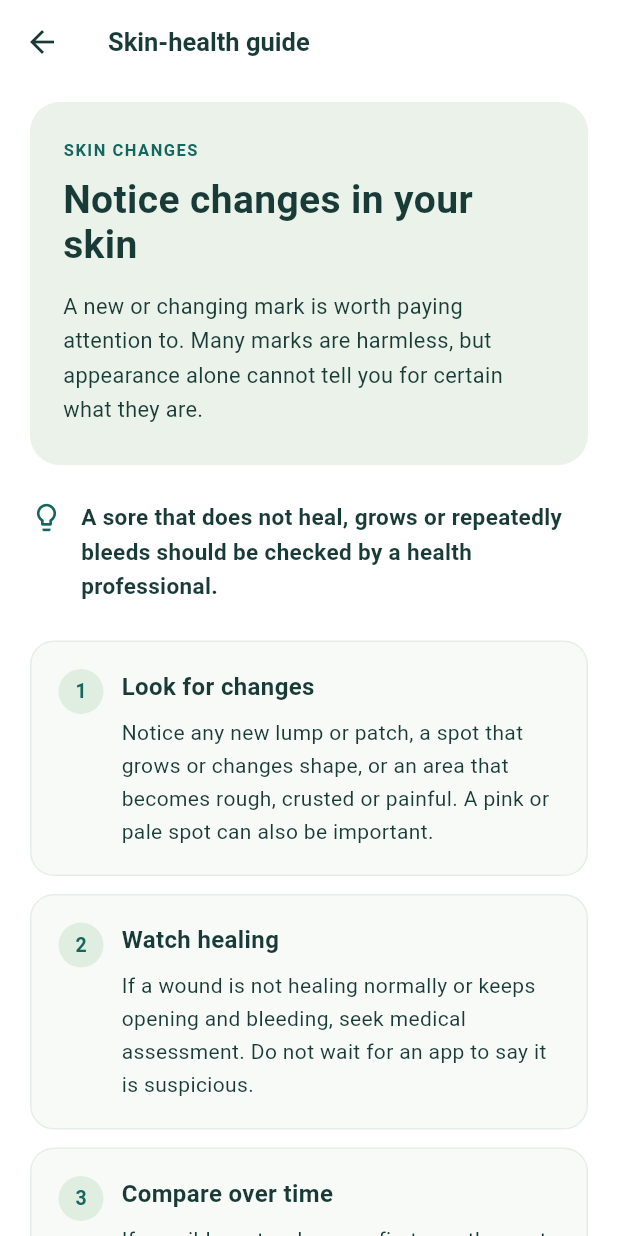
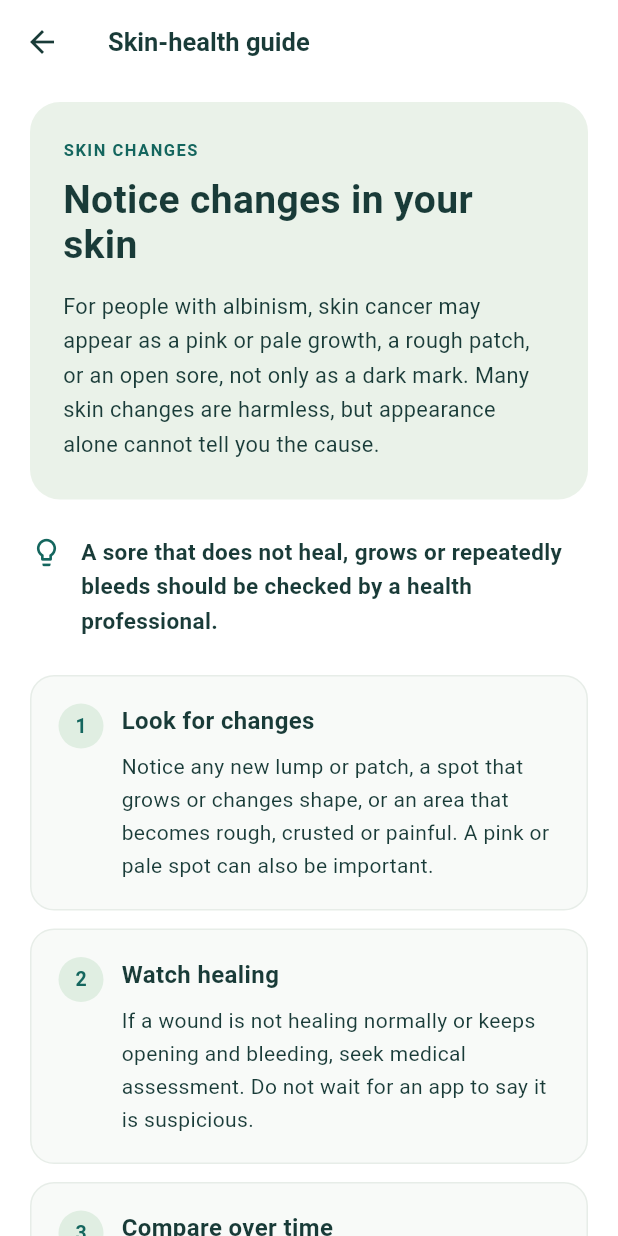
Before and after one commit to Sharif2138/SkinX, a Flutter app: the SignUpScreen screen opened directly, after a tap on "Continue offline without an account", after a tap on "Notice changes in your skin", on a phone screen of 412 x 824 dp. Run offline on Flutter 3.47's test engine with Material 3 defaults, Android fonts, the phone set to English and light mode, and no system bars; our stand-ins replace connectivity_plus, flutter_svg, image_picker, sqflite, supabase_flutter; missing offline and left inert: tflite_flutter; accounts and stored records are empty; network calls fail.

Commit message:
translated the left out english wording to kinywarwanda

```diff
--- a/mobile/lib/data/offline_guides.dart
+++ b/mobile/lib/data/offline_guides.dart
@@ -33,7 +33,7 @@ const offlineGuides = <OfflineGuide>[
     id: 'sun_protection',
     category: 'Everyday protection',
     title: 'Protect your skin every day',
-    introduction: 'Sun protection is important for everyone. It matters even more for people with albinism because their skin has less melanin to help protect it from ultraviolet (UV) light.',
+    introduction: 'People with albinism have less melanin to protect their skin from ultraviolet (UV) light, which increases the risk of sun damage and skin cancer. This guide focuses on everyday protection in Rwanda and other sunny places.',
     keyPoint: 'Use shade, protective clothing and sunscreen together. None of them works perfectly on its own.',
     sections: [
       GuideSection('Plan your time outdoors', 'Try to stay in the shade when sunlight is strongest, especially around midday. If you work or travel outdoors, plan breaks in shaded places whenever possible.'),
@@ -48,7 +48,7 @@ const offlineGuides = <OfflineGuide>[
     id: 'skin_changes',
     category: 'Skin changes',
     title: 'Notice changes in your skin',
-    introduction: 'A new or changing mark is worth paying attention to. Many marks are harmless, but appearance alone cannot tell you for certain what they are.',
+    introduction: 'For people with albinism, skin cancer may appear as a pink or pale growth, a rough patch, or an open sore, not only as a dark mark. Many skin changes are harmless, but appearance alone cannot tell you the cause.',
     keyPoint: 'A sore that does not heal, grows or repeatedly bleeds should be checked by a health professional.',
     sections: [
       GuideSection('Look for changes', 'Notice any new lump or patch, a spot that grows or changes shape, or an area that becomes rough, crusted or painful. A pink or pale spot can also be important.'),
@@ -63,7 +63,7 @@ const offlineGuides = <OfflineGuide>[
     id: 'seek_care',
     category: 'Care and support',
     title: 'When to seek medical care',
-    introduction: 'SkinX can support early awareness, but it cannot diagnose or rule out skin cancer. A qualified health professional is needed to examine a concerning change.',
+    introduction: 'Early assessment is particularly important for a person with albinism who notices a growing, bleeding or non-healing area. SkinX is designed to support referral awareness, not to diagnose or rule out skin cancer.',
     keyPoint: 'Seek assessment promptly for persistent, growing, bleeding or changing skin lesions, regardless of the app result.',
     sections: [
       GuideSection('Do not ignore warning signs', 'Ask for a medical review if a spot is growing, keeps bleeding, becomes crusty, or a sore does not heal. Sudden severe bleeding, rapidly worsening symptoms or signs of infection may need urgent care.'),
@@ -93,7 +93,7 @@ const offlineGuides = <OfflineGuide>[
     id: 'lesion_types',
     category: 'Understanding skin cancer',
     title: 'Understand common skin lesions',
-    introduction: 'Different skin conditions can look alike. Learning the names can help you follow a conversation with a clinician, but only an assessment can identify the cause of a spot.',
+    introduction: 'People with albinism are especially vulnerable to long-term sun damage and non-melanoma skin cancers such as SCC and BCC. Different conditions can still look alike. Knowing the names helps, but only a clinical assessment can identify the cause.',
     keyPoint: 'A mark does not have to be dark to be important. Skin cancers in people with albinism may appear pink, pale or red.',
     sections: [
       GuideSection('Actinic keratosis (AK)', 'AK is a rough, sun-damaged patch that is considered precancerous. Some AKs can develop into squamous cell carcinoma. A clinician should assess suspicious patches.'),
--- a/mobile/lib/data/offline_guides_rw.dart
+++ b/mobile/lib/data/offline_guides_rw.dart
@@ -5,7 +5,7 @@ const offlineGuidesRw = <OfflineGuide>[
     id: 'sun_protection',
     category: 'Kwirinda izuba',
     title: 'Rinda uruhu rwawe buri munsi',
-    introduction: 'Kurinda uruhu izuba ni ingenzi kuri bose, cyane cyane ku bantu bafite albinisme kuko uruhu rwabo rufite melanin nke.',
+    introduction: 'Abantu bafite albinisme bafite melanin nke mu ruhu. Ibi bituma izuba ribangiriza uruhu byoroshye kandi bikongera ibyago bya kanseri y’uruhu. Ni ngombwa kwirinda imirasire y’izuba buri munsi.',
     keyPoint: 'Koresha igicucu, imyambaro ikingira uruhu n’amavuta arinda izuba. Bikoreshereze hamwe.',
     sections: [
       GuideSection('Irinde izuba rikaze', 'Shaka igicucu cyane cyane mu masaha y’amanywa izuba rikaze. Mu gihe ukorera hanze, jya ufata akaruhuko ahantu hari igicucu.'),
@@ -20,10 +20,10 @@ const offlineGuidesRw = <OfflineGuide>[
     id: 'skin_changes',
     category: 'Impinduka ku ruhu',
     title: 'Menya impinduka ku ruhu rwawe',
-    introduction: 'Ikimenyetso gishya cyangwa gihinduka ku ruhu gikwiye kwitabwaho. Hari ibitari ikibazo, ariko kureba gusa ntibihagije kugira ngo umenye icyo ari cyo.',
+    introduction: 'Ku bantu bafite albinisme, kanseri y’uruhu ishobora kugaragara nk’ikibyimba cyeruruka, agace gatukura, cyangwa igisebe kidakira. Kureba gusa ntibihagije kugira ngo umenye icyo impinduka isobanura.',
     keyPoint: 'Igisebe kidakira, ikibyimba gikura cyangwa ahantu hakunze kuva amaraso bigomba gusuzumwa n’umukozi w’ubuzima.',
     sections: [
-      GuideSection('Reba ibihinduka', 'Itondere ikibyimba gishya, ibara cyangwa imiterere bihinduka, ahantu hakomeye, hababaza cyangwa havaho udusebe. N’akabyimba k’umuhondo cyangwa k’umutuku gashobora kuba ingenzi.'),
+      GuideSection('Reba ibihinduka', 'Itondere ikibyimba gishya, agace k’uruhu gahinduka, ahantu hababaza cyangwa havaho udusebe. N’akabyimba keruruka cyangwa gatukura kagomba kwitabwaho.'),
       GuideSection('Itondere ibisebe bidakira', 'Niba igisebe kidakira cyangwa gisubira kuvaho amaraso, gisha inama umukozi w’ubuzima. Ntutegereze igisubizo cya porogaramu.'),
       GuideSection('Kurikirana igihe', 'Andika igihe waboneye impinduka n’uko yagiye ihinduka. Ifoto ifite itariki ishobora gufasha muganga, ariko ntisimbura isuzuma.'),
       GuideSection('Shaka ubufasha', 'Niba impinduka ikugahangayikishije, jya ku kigo nderabuzima, nubwo SkinX yaba yavuze ko bidakekwaho cyane.'),
@@ -69,7 +69,7 @@ const offlineGuidesRw = <OfflineGuide>[
     sections: [
       GuideSection('Actinic keratosis (AK)', 'Ni agace k’uruhu kangijwe n’izuba, gashobora kuzavamo kanseri yitwa SCC. Umukozi w’ubuzima agomba kugasuzuma.'),
       GuideSection('Squamous cell carcinoma (SCC)', 'Ni ubwoko bwa kanseri y’uruhu. Ishobora kugaragara nk’ikibyimba gikura cyangwa igisebe kidakira.'),
-      GuideSection('Basal cell carcinoma (BCC)', 'Ni ubundi bwoko bwa kanseri y’uruhu. Ishobora kugaragara nk’agahinda k’uruhu, akabyimba cyangwa igisebe kiva amaraso.'),
+      GuideSection('Basal cell carcinoma (BCC)', 'Ni ubundi bwoko bwa kanseri y’uruhu. Ishobora kugaragara nk’akabyimba keruruka, agace gatukura, cyangwa igisebe gikunda kuva amaraso.'),
       GuideSection('Melanoma n’ibindi bibara', 'Hari ibibara bitari kanseri, ariko melanoma ni kanseri ikomeye. Ntibishoboka kubitandukanya neza hakoreshejwe ifoto gusa.'),
     ],
     sourceName: 'National Cancer Institute · Skin cancer treatment',
@@ -84,7 +84,7 @@ const offlineGuidesRw = <OfflineGuide>[
     sections: [
       GuideSection('Mbere yo gufata ifoto', 'Fata ifoto isobanutse y’uruhu rwahindutse, ukoreshe urumuri rwiza kandi wirinde gushungura ifoto.'),
       GuideSection('Birakekwaho ikibazo', 'AI yabonye ibimenyetso bishobora gukenera kwitabwaho. Si gihamya ya kanseri. Gisha inama umukozi w’ubuzima.'),
-      GuideSection('Ntibikekwahho cyane', 'AI ntiyabonye ibimenyetso bihagije ku gipimo ikoresha. Ishobora kwibeshya, ni yo mpamvu impinduka zikomeye zigomba gusuzumwa n’umukozi w’ubuzima.'),
+      GuideSection('Ntibikekwa cyane', 'AI ntiyabonye ibimenyetso bihagije ku gipimo ikoresha. Ishobora kwibeshya, ni yo mpamvu impinduka zikomeye zigomba gusuzumwa n’umukozi w’ubuzima.'),
       GuideSection('Ntibishoboka gutanga igisubizo', 'Porogaramu ntiyashoboye gutunganya ifoto. Gerageza indi foto isobanutse. Ibi ntibivuga ko uruhu rudafite ikibazo.'),
     ],
     sourceName: 'SkinX · Screening model information',
--- a/mobile/lib/services/app_language.dart
+++ b/mobile/lib/services/app_language.dart
@@ -61,10 +61,57 @@ class AppLanguage extends ChangeNotifier {
         ]),
       ),
     );
-    if (chosen != null) await instance.setLanguage(chosen);
+    if (chosen != null) {
+      instance.setLanguage(chosen);
+    }
   }
 
   static const Map<String, String> _kinyarwanda = {
+    'Can SkinX diagnose skin cancer?': 'SkinX ishobora kwemeza kanseri y’uruhu?',
+    'What should I do if a sore does not heal?': 'Nakora iki niba igisebe kidakira?',
+    'How can a person with albinism protect their skin?': 'Umuntu ufite albinisme yarinda ate uruhu rwe?',
+    'What are signs of skin cancer in people with albinism?': 'Ni ibihe bimenyetso bya kanseri y’uruhu ku bantu bafite albinisme?',
+    'Could not open YouTube.': 'Ntibyashobotse gufungura YouTube.',
+    'Internet is required to watch these videos.': 'Bisaba interineti kugira ngo urebe aya mashusho.',
+    'Preventing skin cancer in people with albinism': 'Kwirinda kanseri y’uruhu ku bantu bafite albinisme',
+    'Understanding albinism: skin cancer prevention tips': 'Albinisme: inama zo kwirinda kanseri y’uruhu',
+    'By Newzroom Afrika': 'Byateguwe na Newzroom Afrika',
+    'By Aga Khan University Hospital, Nairobi': 'Byateguwe n’Ibitaro bya Kaminuza ya Aga Khan i Nairobi',
+    'Watch video': 'Reba amashusho',
+    'Videos open in YouTube.': 'Amashusho afungukira kuri YouTube.',
+    'Medical education videos': 'Amashusho yigisha ku buzima',
+    'Videos about skin cancer and albinism': 'Amashusho kuri kanseri y’uruhu na albinisme',
+    'Watch on YouTube': 'Reba kuri YouTube',
+    'Skin cancer prevention in albinism': 'Kwirinda kanseri y’uruhu ku bantu bafite albinisme',
+    'This answer is for education, not a diagnosis.': 'Iki gisubizo ni icyo kwigisha, si isuzuma rya muganga.',
+    'The online assistant is unavailable right now.': 'Ubufasha bwo kuri interineti ntibuboneka ubu.',
+    'Could not reach online chat. Here is the offline answer.': 'Ikiganiro cyo kuri interineti nticyabonetse. Dore igisubizo cyo mu bubiko.',
+    'Explore common questions': 'Reba ibibazo bikunze kubazwa',
+    'Ask about skin care for people with albinism.': 'Baza ku kwita ku ruhu rw’abantu bafite albinisme.',
+    'Ask about albinism, skin changes, protection and care.': 'Baza ibibazo kuri albinisme, impinduka z’uruhu, kwirinda izuba no kwivuza.',
+    'Skin cancer prevention for people with albinism.': 'Uko abantu bafite albinisme bakwirinda kanseri y’uruhu.',
+    'Notice changes in your skin': 'Menya impinduka ku ruhu rwawe',
+    'What to look for • 3 min read': 'Ibyo kwitondera • iminota 3',
+    'SKIN CHANGES': 'IMPINDUKA KU RUHU',
+    'When to seek care': 'Igihe cyo kugana kwa muganga',
+    'Getting support • 3 min read': 'Gushaka ubufasha • iminota 3',
+    'CARE & SUPPORT': 'UBUVUZI N’UBUFASHA',
+    'Show password': 'Erekana ijambo ry’ibanga',
+    'Hide password': 'Hisha ijambo ry’ibanga',
+    'Online chat could not respond (HTTP 422).': 'Ikiganiro cyo kuri interineti nticyasubije.',
+    'The request was too long for online chat.': 'Ubutumwa bwoherejwe bwari burebure cyane.',
+    'Screening photos are never uploaded or saved in history. Results and dates are saved only when Save is selected. Community health worker accounts also save the patient name with permission. Individual screenings do not store a patient name. Signed-in records may sync to the account. Guest history remains on this device. Local history is not encrypted; avoid shared devices.': 'Amafoto y’isuzuma ntiyoherezwa kuri interineti kandi ntabikwa mu mateka. Ibisubizo n’amatariki bibikwa iyo uhisemo kubibika. Umujyanama w’ubuzima ashobora kubika izina ry’usuzumwa amaze kubyemererwa. Konti y’umuntu ku giti cye ntibika izina ry’usuzumwa. Amakuru y’abafite konti ashobora guhuzwa kuri interineti. Amakuru y’udafite konti abikwa kuri iyi telefoni. Amakuru abitswe muri telefoni ntabwo yashyizwe mu buryo bwo kuyahisha; irinde kuyasiga kuri telefoni ikoreshwa n’abantu benshi.',
+    'Cloud history is not up to date.': 'Amakuru yo kuri interineti ntarahuzwa neza.',
+    'Could not save screening history.': 'Ntibyashobotse kubika amateka y’isuzuma.',
+    'Could not update password. Try again.': 'Ntibyashobotse guhindura ijambo ry’ibanga. Ongera ugerageze.',
+    'This result is not a diagnosis. No photo was saved.': 'Iki gisubizo si isuzuma rya muganga. Nta foto yabitswe.',
+    'Could not sign out. Check your connection and try again.': 'Ntibyashobotse gusohoka muri konti. Reba interineti wongere ugerageze.',
+    'Unable to open your camera or selected photo.': 'Ntibyashobotse gufungura kamera cyangwa ifoto wahisemo.',
+    'Image is too large. Use a JPEG or PNG under 12 MB.': 'Ifoto ni nini cyane. Koresha JPEG cyangwa PNG iri munsi ya MB 12.',
+    'Could not open local screening history.': 'Ntibyashobotse gufungura amateka y’isuzuma yabitswe.',
+    'Cloud sync unavailable.': 'Kohereza amakuru kuri interineti ntibishoboka ubu.',
+    'Unnamed earlier screening': 'Isuzuma rya mbere ridafite izina',
+    'Offline features are available without an account': 'Serivisi zikora nta interineti ziboneka n’iyo udafite konti',
     'Learn': 'Iga',
     'History': 'Amateka',
     'Screen': 'Suzuma',
@@ -248,9 +295,19 @@ class SkinXText extends StatelessWidget {
   final String? semanticsLabel;
 
   @override
-  Widget build(BuildContext context) => Text(AppLanguage.text(data),
-    style: style, textAlign: textAlign, overflow: overflow, maxLines: maxLines,
-    softWrap: softWrap, textDirection: textDirection,
-    textWidthBasis: textWidthBasis, textHeightBehavior: textHeightBehavior,
-    semanticsLabel: semanticsLabel);
+  Widget build(BuildContext context) => AnimatedBuilder(
+    animation: AppLanguage.instance,
+    builder: (context, _) => Text(
+      AppLanguage.text(data),
+      style: style,
+      textAlign: textAlign,
+      overflow: overflow,
+      maxLines: maxLines,
+      softWrap: softWrap,
+      textDirection: textDirection,
+      textWidthBasis: textWidthBasis,
+      textHeightBehavior: textHeightBehavior,
+      semanticsLabel: semanticsLabel,
+    ),
+  );
 }
--- a/mobile/lib/services/chatbot_service.dart
+++ b/mobile/lib/services/chatbot_service.dart
@@ -225,9 +225,17 @@ class ChatbotService {
 
   Future<ChatAnswer> answer(String question, {List<ChatHistoryMessage> history = const []}) async {
     await load();
-    final offline = AppLanguage.instance.code == 'rw'
-        ? _kinyarwandaOfflineAnswer(question)
-        : _knowledge!.search(question, previousTopic: _previousTopic);
+    final whoIsSkinX = RegExp(
+      r'^(who are you|what is skinx|who is skinx|uri nde|skinx ni iki)[?!. ]*$',
+      caseSensitive: false,
+    ).hasMatch(question.trim());
+    final offline = whoIsSkinX
+        ? ChatAnswer(AppLanguage.instance.code == 'rw'
+            ? 'Ndi SkinX, umufasha utanga amakuru ku kwita ku ruhu rw’abantu bafite albinisme, kurinda izuba no kumenya ibimenyetso bishobora gusaba kujya kwa muganga. Sinshobora kwemeza indwara.'
+            : 'I am SkinX, an educational assistant focused on skin cancer awareness and sun protection for people with albinism. I can explain warning signs and the app’s screening results, but I cannot diagnose a skin condition.')
+        : AppLanguage.instance.code == 'rw'
+            ? _kinyarwandaOfflineAnswer(question)
+            : _knowledge!.search(question, previousTopic: _previousTopic);
     if (offline.topic != null) _previousTopic = offline.topic;
     if (!ConnectivityService.instance.online) return offline;
     if (apiBaseUrl.isEmpty) {
@@ -242,9 +250,11 @@ class ChatbotService {
         body: jsonEncode({
           'question': question,
           'language': AppLanguage.instance.code,
-          'history': history.reversed.take(8).toList().reversed.map((message) => {
+          'history': history.reversed.take(6).toList().reversed.map((message) => {
             'role': message.role,
-            'content': message.content,
+            'content': message.content.length > 1000
+                ? message.content.substring(0, 1000)
+                : message.content,
           }).toList(),
         }),
       ).timeout(const Duration(seconds: 30));
@@ -261,7 +271,10 @@ class ChatbotService {
             'GROQ_TIMEOUT' => 'Groq timed out. Try again.',
             'GROQ_NETWORK_ERROR' => 'FastAPI cannot reach Groq.',
             'GROQ_REQUEST_REJECTED' => 'Groq rejected this request. Check the backend logs.',
-            _ => reason,
+            'GROQ_VALIDATION_ERROR' => 'The online request could not be processed.',
+            _ => response.statusCode == 422
+                ? 'The request was too long for online chat.'
+                : reason,
           };
         } catch (_) {}
         return ChatAnswer(offline.text, source: offline.source,
@@ -294,20 +307,20 @@ ChatAnswer _kinyarwandaOfflineAnswer(String question) {
       'Irinde izuba rikaze uko bishoboka. Ambara ingofero nini n’imyenda ipfuka uruhu, jya mu gicucu, kandi ukoreshe amavuta arinda UVA na UVB afite SPF 30 cyangwa irenze. Ongera uyisige buri masaha abiri uri hanze.'
       + ending, topic: 'sun_protection');
   }
-  if (RegExp(r'albinism|albinisme|umuntu ufite|abafite').hasMatch(text)) {
+  if (RegExp(r'igisubizo|skinx|suspicious|infer').hasMatch(text)) {
+    return ChatAnswer(
+      'Igisubizo cya SkinX ni icy’isuzuma ry’ibanze gusa. Nta gisubizo cyayo cyemeza ko umuntu afite kanseri cyangwa ko atayifite. Niba uruhu rufite impinduka iguhangayikishije, gisha inama umukozi w’ubuzima.'
+      + ending, topic: 'using_skinx');
+  }
+  if (RegExp(r'kanseri|cancer|scc|bcc|ak\b|melanoma').hasMatch(text)) {
+    return ChatAnswer(
+      'Ku bantu bafite albinisme, kanseri y’uruhu ishobora kugaragara nk’agace k’uruhu keruruka cyangwa gatukura, ikibyimba, cyangwa igisebe kidakira. Umukozi w’ubuzima ni we ugomba gusuzuma impinduka z’uruhu, kuko ifoto yonyine idashobora kwemeza kanseri.'
+      + ending, topic: 'skin_cancer');
+  }
+  if (RegExp(r'albinism|albinisme|albinizime|abantu bafite albinisme').hasMatch(text)) {
     return ChatAnswer(
       'Albinisme ni imiterere y’umubiri ituma umuntu agira melanin nke mu ruhu, umusatsi no mu maso. Abantu bafite albinisme bakenera kurinda uruhu izuba no kwita ku buzima bw’amaso.'
       + ending, topic: 'albinism');
-  }
-  if (RegExp(r'kanseri|cancer|scc|bcc|ak\b|melanoma').hasMatch(text)) {
-    return ChatAnswer(
-      'Kanseri y’uruhu ishobora kugaragara nk’ikibyimba, agace k’uruhu kahindutse cyangwa igisebe kidakira. Ibimenyetso bishobora gusa n’izindi ndwara. Umukozi w’ubuzima ni we ushobora gukora isuzuma rikenewe.'
-      + ending, topic: 'skin_cancer');
-  }
-  if (RegExp(r'igisubizo|skinx|suzuma|suspicious|infer').hasMatch(text)) {
-    return ChatAnswer(
-      'Igisubizo cya SkinX ni icy’isuzuma ry’ibanze gusa. Nta gisubizo cyayo cyemeza ko umuntu afite kanseri cyangwa ko atayifite. Niba uruhu rufite impinduka iguhangayikishije, gisha inama umukozi w’ubuzima.'
-      + ending, topic: 'using_skinx');
   }
   if (RegExp(r'nisuzuma|kwisuzuma|nareba|nahora').hasMatch(text)) {
     return ChatAnswer(
```
